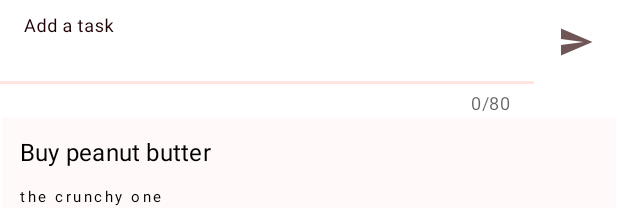
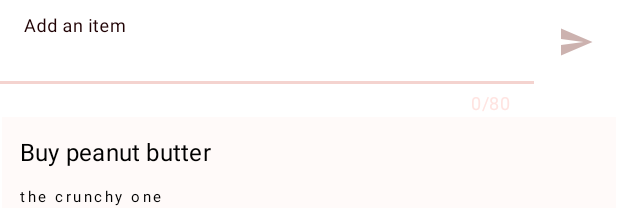
Before and after one commit to wuujcik/todolist, an Android app: the layout fragment_list.xml on its own in the app's theme, with its tools: preview values and no code run, on a phone screen of 412 x 824 dp. Shown: the top 208 px of the screen. Run offline under Robolectric (Android 15) with nearby library versions, the light colour scheme and no system bars.

Commit message:
Update colors

```diff
--- a/app/src/main/res/values-night/themes.xml
+++ b/app/src/main/res/values-night/themes.xml
@@ -12,9 +12,9 @@
         <item name="colorOnSecondary">@color/light_color_on_secondary</item>
 
         <!-- Status bar colors -->
-        <item name="android:statusBarColor" tools:targetApi="l">?attr/colorPrimaryVariant</item>
+        <item name="android:statusBarColor" tools:targetApi="l">?attr/colorSecondary</item>
         <item name="colorControlNormal">?attr/colorOnPrimary</item>
-        <item name="colorControlHighlight">?attr/colorPrimaryVariant</item>
+        <item name="colorControlHighlight">?attr/colorSecondary</item>
 
         <item name="toolbarStyle">@style/ToolbarStyle</item>
         <item name="backgroundColor">?attr/colorPrimaryVariant</item>
@@ -24,7 +24,7 @@
     <style name="ToolbarStyle" parent="@style/Widget.AppCompat.Toolbar">
         <!-- Makes the toolbar text whatever color you want for both light/dark-->
         <item name="titleTextColor">?attr/colorOnPrimary</item>
-        <item name="android:background">?attr/colorPrimary</item>
+        <item name="android:background">?attr/colorSecondary</item>
     </style>
 
     <style name="Theme.Todo.NoActionBar">
@@ -36,4 +36,13 @@
         <item name="android:colorPrimary">?attr/colorOnPrimary</item>
     </style>
 
+    <style name="Todo.RecyclerList.QuickCreateButton" parent="Widget.MaterialComponents.TimePicker.ImageButton">
+        <item name="android:padding">@dimen/standard_padding</item>
+        <item name="android:clickable">true</item>
+        <item name="android:focusable">true</item>
+        <item name="android:scaleType">center</item>
+        <item name="tint">?attr/colorAccent</item>
+        <item name="backgroundTint">?attr/background</item>
+    </style>
+
 </resources>
--- a/app/src/main/res/values/colors.xml
+++ b/app/src/main/res/values/colors.xml
@@ -3,7 +3,7 @@
     <color name="colorTranslucent">#00000000</color>
 
     <!-- light theme -->
-    <color name="light_color_primary">#ffe4e1</color>
+    <color name="light_color_primary">#F4D3CF</color>
     <color name="light_color_primary_variant">#ccb2af</color>
     <color name="light_color_on_primary">#1f0103</color>
     <color name="light_color_secondary">#705557</color>
@@ -13,12 +13,12 @@
     <color name="light_color_accent">#ffe4e1</color>
 
     <!-- dark theme -->
-    <color name="dark_color_primary">#333030</color>
+    <color name="dark_color_primary">#5142CC</color>
     <color name="dark_color_primary_variant">#191818</color>
     <color name="dark_color_on_primary">#fffcfc</color>
-    <color name="dark_color_secondary">#b2aaa8</color>
-    <color name="dark_color_secondary_variant">#7f7a78</color>
+    <color name="dark_color_secondary">#3E4868</color>
+    <color name="dark_color_secondary_variant">#fffcfc</color>
     <color name="dark_color_on_secondary">#fffdfd</color>
-    <color name="dark_color_accent">#99644E</color>
+    <color name="dark_color_accent">#887ACC</color>
 
 </resources>
--- a/app/src/main/res/values/strings.xml
+++ b/app/src/main/res/values/strings.xml
@@ -17,7 +17,7 @@
 
     <!-- list -->
     <string name="failed_to_load_todos">Failed to load the list.</string>
-    <string name="quick_task_hint">Add a task</string>
+    <string name="quick_task_hint">Add an item</string>
 
     <!-- dialogs -->
     <string name="delete">Delete</string>
--- a/app/src/main/res/values/styles.xml
+++ b/app/src/main/res/values/styles.xml
@@ -12,27 +12,28 @@
         <item name="android:textColorSecondary">#1f0103</item>
     </style>
 
-    <style name="Todo.Button"  parent="Widget.MaterialComponents.Button" >
+    <style name="Todo.Button" parent="Widget.MaterialComponents.Button">
         <item name="android:layout_margin">@dimen/standard_margin</item>
         <item name="backgroundTint">?attr/colorAccent</item>
     </style>
 
 
-    <style name="Todo.RecyclerList" >
+    <style name="Todo.RecyclerList">
         <item name="android:layout_margin">@dimen/micro_margin</item>
         <item name="android:background">?attr/backgroundColor</item>
     </style>
 
-    <style name="Todo.RecyclerList.Title" >
+    <style name="Todo.RecyclerList.Title">
         <item name="android:layout_margin">@dimen/small_margin</item>
-        <item name="android:textAppearance">@style/TextAppearance.MaterialComponents.Subtitle1</item>
+        <item name="android:textAppearance">@style/TextAppearance.MaterialComponents.Subtitle1
+        </item>
         <item name="android:textColor">?attr/colorOnBackground</item>
         <item name="android:paddingStart">@dimen/inner_padding</item>
         <item name="android:paddingEnd">@dimen/inner_padding</item>
         <item name="android:paddingTop">@dimen/inner_padding</item>
     </style>
 
-    <style name="Todo.RecyclerList.Description" >
+    <style name="Todo.RecyclerList.Description">
         <item name="android:layout_margin">@dimen/small_margin</item>
         <item name="android:textAppearance">@style/TextAppearance.MaterialComponents.Overline</item>
         <item name="android:textColor">?attr/colorOnBackground</item>
@@ -53,22 +54,14 @@
         <item name="backgroundTint">?attr/colorAccent</item>
     </style>
 
-    <style name="Todo.RecyclerList.QuickCreateButton" parent="Widget.MaterialComponents.TimePicker.ImageButton">
-        <item name="android:padding">@dimen/standard_padding</item>
-        <item name="android:clickable">true</item>
-        <item name="android:focusable">true</item>
-        <item name="android:scaleType">center</item>
-        <item name="tint">?attr/colorSecondary</item>
-        <item name="backgroundTint">?attr/background</item>
-    </style>
-
     <style name="Todo.Details">
         <item name="android:background">?attr/background</item>
     </style>
 
-    <style name="Todo.Details.Layout" >
+    <style name="Todo.Details.Layout">
         <item name="hintTextColor">?attr/colorOnPrimary</item>
-        <item name="android:textColorHint">?attr/colorSecondary</item>
+        <item name="android:textColorHint">?attr/colorSecondaryVariant</item>
+        <item name="counterTextColor">?attr/colorAccent</item>
     </style>
 
 </resources>
--- a/app/src/main/res/values/themes.xml
+++ b/app/src/main/res/values/themes.xml
@@ -1,4 +1,5 @@
 <resources xmlns:tools="http://schemas.android.com/tools">
+
     <style name="Theme.Todo" parent="Theme.MaterialComponents.DayNight.NoActionBar">
         <!-- Primary brand color. -->
         <item name="colorPrimary">@color/light_color_primary</item>
@@ -36,4 +37,13 @@
         <item name="android:colorPrimary">?attr/colorOnPrimary</item>
     </style>
 
+    <style name="Todo.RecyclerList.QuickCreateButton" parent="Widget.MaterialComponents.TimePicker.ImageButton">
+        <item name="android:padding">@dimen/standard_padding</item>
+        <item name="android:clickable">true</item>
+        <item name="android:focusable">true</item>
+        <item name="android:scaleType">center</item>
+        <item name="tint">?attr/colorPrimaryVariant</item>
+        <item name="backgroundTint">?attr/background</item>
+    </style>
+
 </resources>
```
